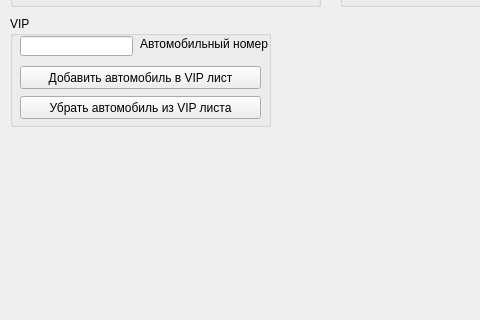
First picture: the form in MainWidow.ui, repository D0rG/Py_Kurs_Work, before the edit; both pictures show x 0 to 480 and y 574 to 894 of the 819 by 894 pixel window.
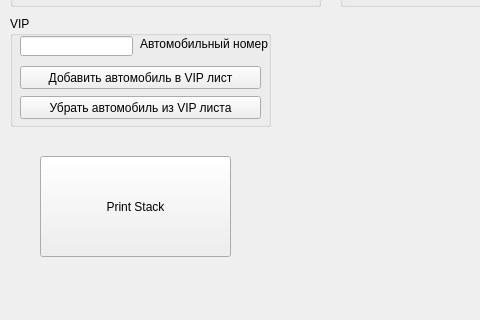
Second picture: the form after the edit.

Diff of the .ui file:
```diff
--- a/MainWidow.ui
+++ b/MainWidow.ui
@@ -471,6 +471,19 @@
      </property>
     </widget>
    </widget>
+   <widget class="QPushButton" name="PrintStack">
+    <property name="geometry">
+     <rect>
+      <x>40</x>
+      <y>730</y>
+      <width>191</width>
+      <height>101</height>
+     </rect>
+    </property>
+    <property name="text">
+     <string>Print Stack</string>
+    </property>
+   </widget>
   </widget>
   <widget class="QMenuBar" name="menubar">
    <property name="geometry">
```
